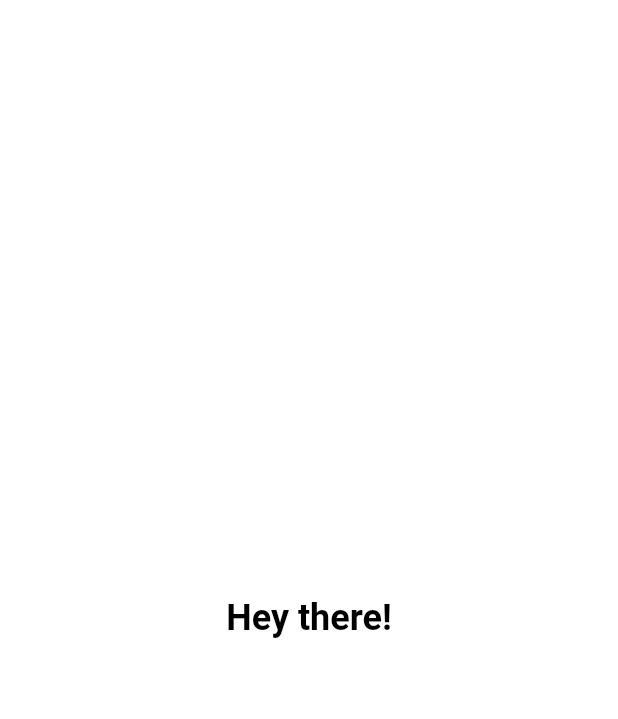
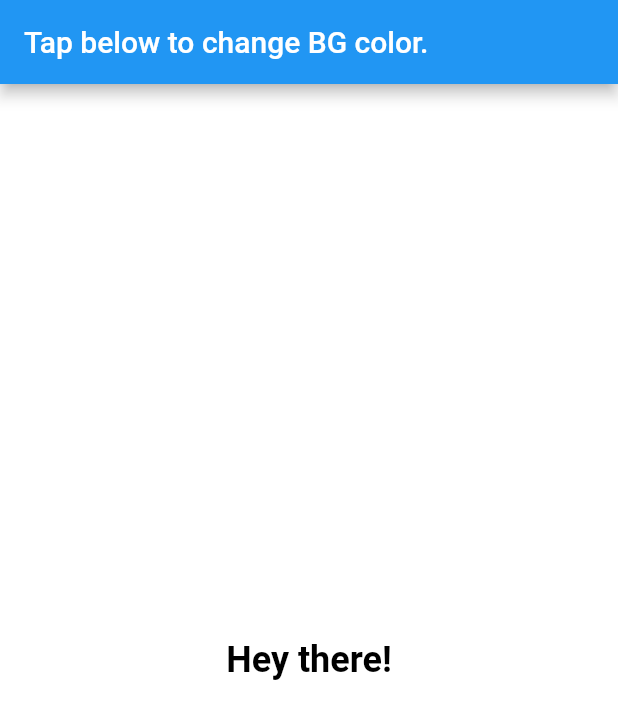
Before and after one commit to LinetTheFox/color_change_test_app, a Flutter app: the screen it shows after launch, on a phone screen of 412 x 824 dp. Shown: the top 719 px of the screen. Run offline on Flutter 3.47's test engine with Material 2 defaults, Android fonts, the phone set to English and light mode, and no system bars.

Commit message:
Comments, docs and refactoring

```diff
--- a/color_change_test_app/lib/main.dart
+++ b/color_change_test_app/lib/main.dart
@@ -1,17 +1,20 @@
 import 'package:color_change_test_app/screens/color_changer_screen.dart';
+import 'package:color_change_test_app/theme/style.dart';
 import 'package:flutter/material.dart';
 
+
+/// Starting point of the app.
 void main() => runApp(MyApp());
 
+
+/// Main class that initializes the app.
 class MyApp extends StatelessWidget {
-  // This widget is the root of your application.
+
   @override
   Widget build(BuildContext context) {
     return MaterialApp(
-      title: 'Flutter Demo',
-      theme: ThemeData(
-        primarySwatch: Colors.blue,
-      ),
+      title: 'Color Changer',
+      theme: mainTheme,
       home: ColorChangerScreen(),
     );
   }
--- a/color_change_test_app/lib/screens/color_changer_screen.dart
+++ b/color_change_test_app/lib/screens/color_changer_screen.dart
@@ -1,12 +1,18 @@
 import 'package:color_change_test_app/widgets/random_color_widget.dart';
 import 'package:flutter/material.dart';
 
+/// Main screen of the app.
+///
+/// Contains the color changing widget.
 class ColorChangerScreen extends StatelessWidget {
 
   @override
   Widget build(BuildContext context) {
     return MaterialApp(
       home: Scaffold(
+        appBar: AppBar(
+          title: Text("Tap below to change BG color."),
+        ),
         body: RandomColorWidget(),
       )
     );
--- /dev/null
+++ b/color_change_test_app/lib/theme/style.dart
@@ -0,0 +1,6 @@
+import 'package:flutter/material.dart';
+
+// default app theme
+ThemeData mainTheme = ThemeData(
+  primarySwatch: Colors.blue,
+);
--- a/color_change_test_app/lib/widgets/random_color_widget.dart
+++ b/color_change_test_app/lib/widgets/random_color_widget.dart
@@ -1,43 +1,34 @@
-import 'dart:math';
-
+import 'package:color_change_test_app/model/color_generator.dart';
 import 'package:flutter/material.dart';
 
+/// Widget with color changing feature implementation.
+///
+/// Changes the background color with text inside it
+/// randomly on each tap.
 class RandomColorWidget extends StatefulWidget {
-
   @override
   State<StatefulWidget> createState() => _RandomColorWidgetState();
 }
 
 class _RandomColorWidgetState extends State<RandomColorWidget> {
-
-  Random _rng = new Random();
-
+  // colors which are used in background and text and are
+  // changed in _setRandomCurrentColor()
   Color _currentBgColor = Colors.white;
   Color _currentTextColor = Colors.black;
 
   void _setRandomCurrentColor() {
 
     setState(() {
-      // setting int bytes for random values of each RGB values separately.
-      // (Alpha not generated and always at max)
-      int alpha = 255 * 256 * 256 * 256;
-      int redBg = _rng.nextInt(255) * 256 * 256;
-      int greenBg = _rng.nextInt(255) * 256;
-      int blueBg = _rng.nextInt(255);
+      Map colors = ColorGenerator.generateInverseColorCodes();
 
-
-      // setting the opposite values to color of the text
-      int redText = 255 * 256 * 256 - redBg;
-      int greenText = 255 * 256 - greenBg;
-      int blueText = 255 - blueBg;
-
-      _currentBgColor = Color(alpha+redBg+greenBg+blueBg);
-      _currentTextColor = Color(alpha+redText+greenText+blueText);
+      _currentBgColor = Color(colors["bgColor"]);
+      _currentTextColor = Color(colors["textColor"]);
     });
   }
 
   @override
   Widget build(BuildContext context) {
+    // Uses GestureDetector to detect taps.
     return GestureDetector(
       onTap: () => _setRandomCurrentColor(),
       child: Container(
```
Also changed, not shown: color_change_test_app/lib/model/color_generator.dart (added, +30 -0 lines).
